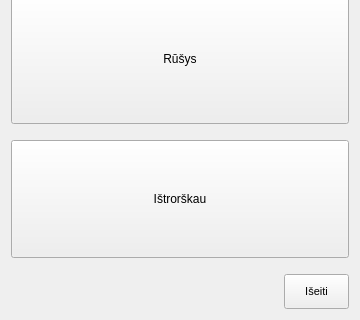
vincnetas/alaus-radaras, file nokia/AlausRadaras/alausradaras.ui: the form before one commit; both pictures show x 0 to 360 and y 320 to 640 of the 360 by 640 pixel window.
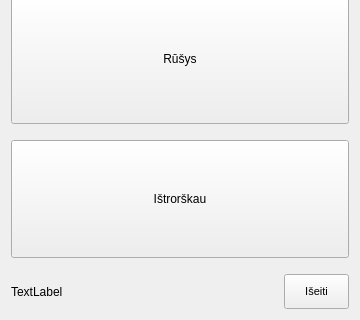
The form after the commit. Icons and pictures are not drawn.

Patch:
```diff
--- a/nokia/AlausRadaras/alausradaras.ui
+++ b/nokia/AlausRadaras/alausradaras.ui
@@ -196,7 +196,14 @@
       </spacer>
      </item>
      <item>
-      <layout class="QHBoxLayout" name="horizontalLayout" stretch="0,0">
+      <layout class="QHBoxLayout" name="horizontalLayout" stretch="0,0,0">
+       <item>
+        <widget class="QLabel" name="txtUpdate">
+         <property name="text">
+          <string>TextLabel</string>
+         </property>
+        </widget>
+       </item>
        <item>
         <spacer name="horizontalSpacer">
          <property name="orientation">
```
